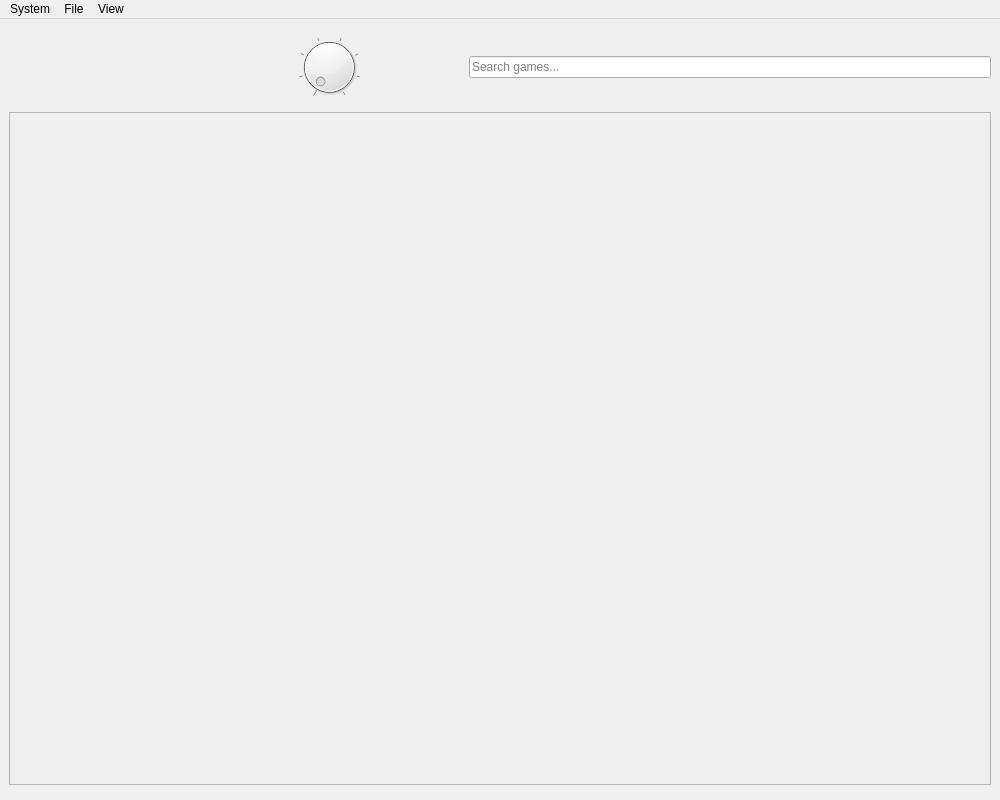
First picture: the form in src/UI/MainWindow.ui, repository TheHalfrican/PerchQt, before the edit.
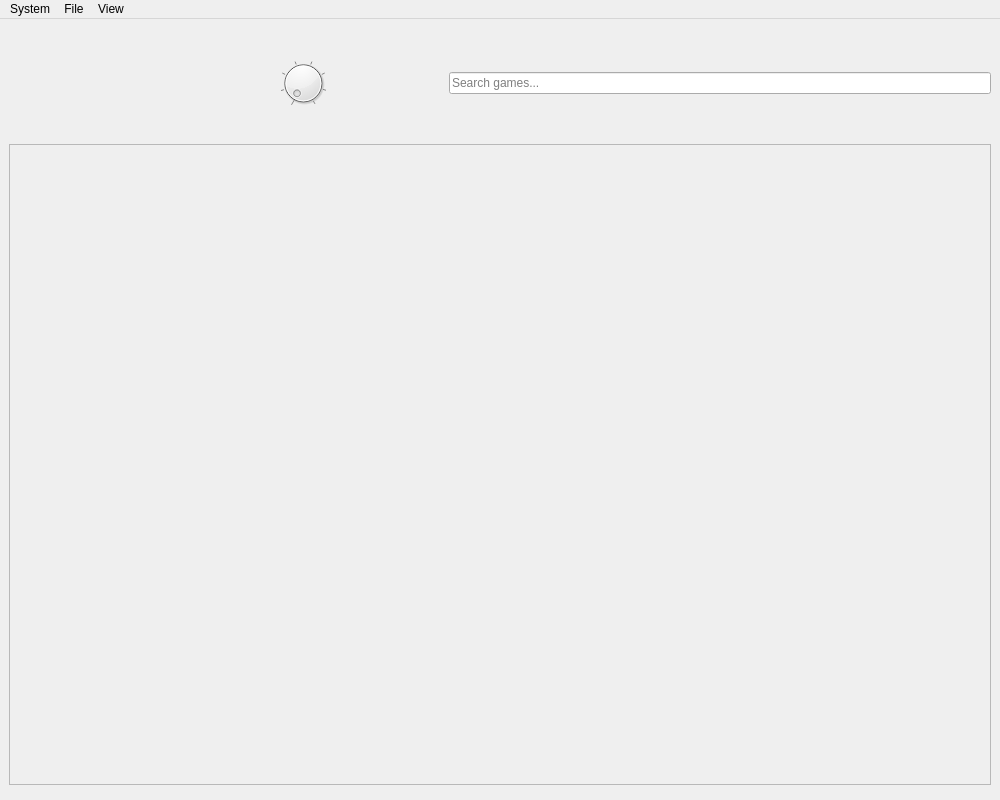
Second picture: the form after the edit. Icons and pictures are not drawn. Custom widgets are drawn as their Qt base class.

Commit message: Set the dial size to a fixed value

Diff of the .ui file:
```diff
--- a/src/UI/MainWindow.ui
+++ b/src/UI/MainWindow.ui
@@ -18,7 +18,7 @@
     <item>
      <layout class="QHBoxLayout" name="topRowLayout">
       <property name="sizeConstraint">
-       <enum>QLayout::SizeConstraint::SetFixedSize</enum>
+              <enum>QLayout::SizeConstraint::SetMinimumSize</enum>
       </property>
       <property name="topMargin">
        <number>7</number>
@@ -236,6 +236,24 @@
       </item>
       <item>
        <widget class="QDial" name="gridSizeDial">
+                <property name="sizePolicy">
+                  <sizepolicy hsizetype="Fixed" vsizetype="Fixed">
+                    <horstretch>0</horstretch>
+                    <verstretch>0</verstretch>
+                  </sizepolicy>
+                </property>
+                <property name="minimumSize">
+                  <size>
+                    <width>48</width>
+                    <height>48</height>
+                  </size>
+                </property>
+                <property name="maximumSize">
+                  <size>
+                    <width>48</width>
+                    <height>48</height>
+                  </size>
+                </property>
         <property name="minimum">
          <number>3</number>
         </property>
@@ -264,8 +282,8 @@
        <widget class="QLabel" name="logoLabel">
         <property name="minimumSize">
          <size>
-          <width>64</width>
-          <height>64</height>
+                    <width>96</width>
+                    <height>96</height>
          </size>
         </property>
         <property name="sizePolicy">
```
Left out of the diff: 31 changed lines with no effect on the pictures. Lines whose indentation alone changed are shown as unchanged.
